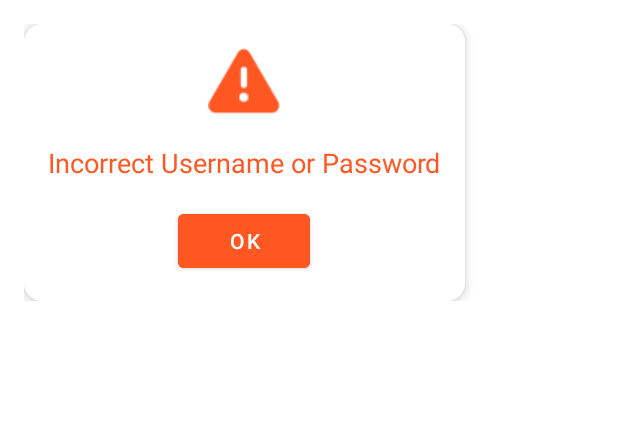
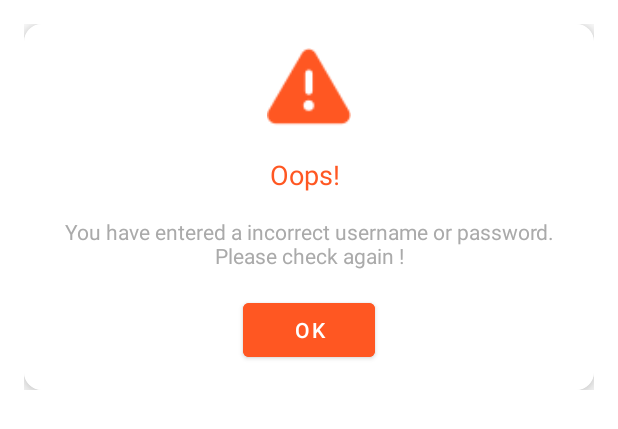
Before and after one commit to IthavinduU/BusGo-, an Android app: the layout dialog_invalid_credentials.xml on its own in the app's theme, with its tools: preview values and no code run, on a phone screen of 412 x 824 dp. Shown: the top 429 px of the screen. Run offline under Robolectric (Android 15) with nearby library versions, the phone set to English and light mode, and no system bars.

```diff
--- a/app/src/main/res/layout/dialog_invalid_credentials.xml
+++ b/app/src/main/res/layout/dialog_invalid_credentials.xml
@@ -12,7 +12,7 @@
         android:layout_width="wrap_content"
         android:layout_height="wrap_content"
         app:cardCornerRadius="12dp"
-        app:cardElevation="4dp">
+        app:cardElevation="8dp">
 
         <LinearLayout
             android:layout_width="wrap_content"
@@ -22,21 +22,29 @@
             android:background="@android:color/white">
 
             <ImageView
-                android:layout_width="48dp"
-                android:layout_height="48dp"
+                android:layout_width="56dp"
+                android:layout_height="56dp"
                 android:layout_gravity="center_horizontal"
-                android:src="@android:drawable/ic_dialog_alert"
-                app:tint="#FF5722" />
+                android:src="@android:drawable/ic_dialog_alert"            app:tint="#FF5722" />
 
             <TextView
                 android:layout_width="wrap_content"
                 android:layout_height="wrap_content"
-                android:text="Incorrect Username or Password"
+                android:layout_gravity="center_horizontal"
+                android:layout_marginTop="16dp"
+                android:gravity="center"
+                android:text="Oops! "
                 android:textAppearance="?android:textAppearanceMedium"
+                android:textColor="#FF5722" />
+
+            <TextView
+                android:layout_width="wrap_content"
+                android:layout_height="wrap_content"
                 android:layout_gravity="center_horizontal"
+                android:layout_marginTop="16dp"
                 android:gravity="center"
-                android:layout_marginTop="16dp"
-                android:textColor="#FF5722" />
+                android:text="You have entered a incorrect username or password. Please check again !"
+                android:textColor="@android:color/darker_gray" />
 
             <Button
                 android:id="@+id/okButton"
```
